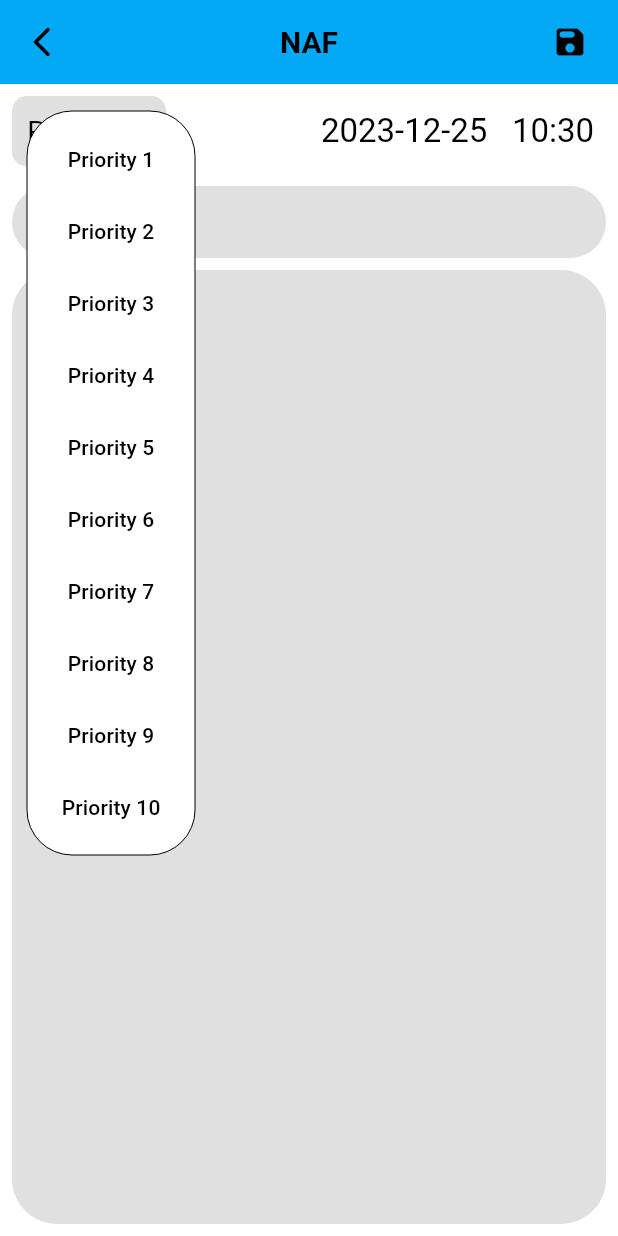
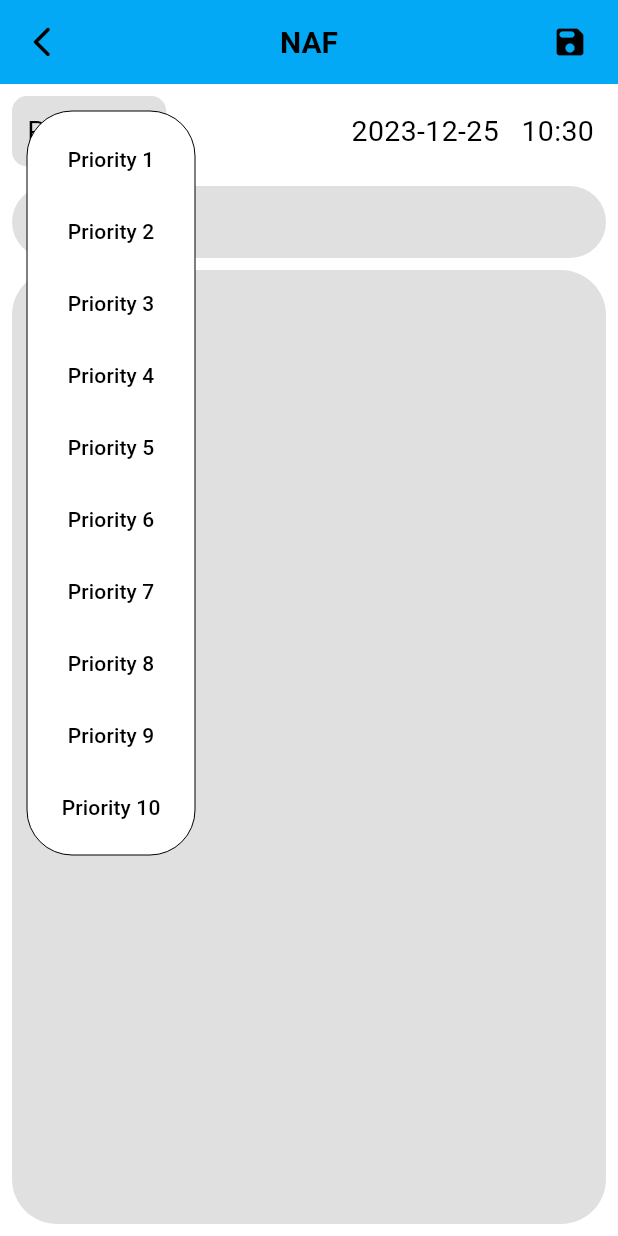
Before and after one commit to hesham04Dev/KAF, a Flutter app: the EditNote screen opened directly, after a tap on an icon or button, on a phone screen of 412 x 824 dp. Run offline on Flutter 3.47's test engine with Material 2 defaults, Android fonts, the phone set to English and light mode, and no system bars; drawn by our look-alikes of dynamic_color; our stand-ins replace date_format, device_info_plus, file_picker, isar, permission_handler, shared_preferences; accounts and stored records are empty; generated files the repository leaves out were written again; Roboto replaces fonts that are missing (Noto).

Commit message:
bug fixes

```diff
--- a/lib/models/AutoDirectionTextField.dart
+++ b/lib/models/AutoDirectionTextField.dart
@@ -6,7 +6,7 @@ import 'AutoDirection.dart';
 class AutoDirectionTextField extends StatefulWidget {
   final TextEditingController controller;
   final Map<String, String> locale;
-  final String hintText;
+  final String? hintText;
   final bool isUnderLinedBorder;
   final int? maxLines;
   final TextStyle? style;
@@ -15,7 +15,7 @@ class AutoDirectionTextField extends StatefulWidget {
       {super.key,
       required this.controller,
       required this.locale,
-      required this.hintText,
+      this.hintText,
       this.isUnderLinedBorder = true,
       this.maxLines = 1,
       this.style});
@@ -39,7 +39,8 @@ class _AutoDirectionTextFormFieldState extends State<AutoDirectionTextField> {
           setState(() {});
         },
         decoration: InputDecoration(
-            hintText: widget.locale[widget.hintText]!,
+            hintText:
+                widget.hintText == null ? "" : widget.locale[widget.hintText]!,
             border: widget.isUnderLinedBorder ? null : InputBorder.none),
         style: widget.style ?? MediumText(),
       ),
--- a/lib/screens/EditNotePage.dart
+++ b/lib/screens/EditNotePage.dart
@@ -1,5 +1,6 @@
 import 'package:date_format/date_format.dart';
 import 'package:flutter/material.dart';
+import 'package:note_files/models/styles.dart';
 import 'package:note_files/provider/ListViewProvider.dart';
 import 'package:note_files/requiredData.dart';
 import 'package:provider/provider.dart';
@@ -56,7 +57,6 @@ class EditNote extends StatelessWidget {
     ;
     ListViewProvider provider =
         Provider.of<ListViewProvider>(context, listen: false);
-    bool isDark = isDarkMode(context);
 
     /// oldTitle and oldContent are the text written in the note
     oldTitle == null ? null : titleController.text = oldTitle!;
@@ -152,16 +152,7 @@ class EditNote extends StatelessWidget {
           ),
           body: Padding(
             padding: const EdgeInsets.all(8.0),
-            child: /*Container(
-              decoration: BoxDecoration(
-                  color: isDark == true
-                      ? Colors.white10
-                      : Theme.of(context).primaryColor.withOpacity(0.2),
-                  borderRadius: BorderRadius.circular(10)),
-              child: Padding(
-                padding: const EdgeInsets.all(8.0),
-                child:*/
-                Column(
+            child: Column(
               children: [
                 Row(
                   mainAxisAlignment: MainAxisAlignment.spaceBetween,
@@ -169,8 +160,7 @@ class EditNote extends StatelessWidget {
                     Container(
                       padding: EdgeInsets.all(10),
                       decoration: BoxDecoration(
-                          color: Colors
-                              .black12, //priorityColors[priority ?? 1 - 1],
+                          color: Colors.black12,
                           borderRadius: BorderRadius.circular(10)),
                       child: PriorityMenu(
                         priority: priority,
@@ -190,7 +180,7 @@ class EditNote extends StatelessWidget {
                           ":",
                           nn
                         ]).toString(),
-                        style: Theme.of(context).textTheme.titleLarge,
+                        style: MediumText(),
                       ),
                     ),
                   ],
@@ -214,7 +204,7 @@ class EditNote extends StatelessWidget {
                 Expanded(
                   child: Container(
                     decoration: BoxDecoration(
-                        color: isDark == true ? Colors.white10 : Colors.black12,
+                        color: Colors.black12,
                         borderRadius: BorderRadius.circular(30)),
                     padding: EdgeInsets.all(5),
                     child: ListView(children: [
@@ -233,16 +223,8 @@ class EditNote extends StatelessWidget {
               ],
             ),
           ),
-          /*),
-          ),*/
         ),
       ),
     );
   }
-
-  @override
-  void dispose() {
-    titleController.dispose();
-    noteTextController.dispose();
-  }
 }
--- a/lib/screens/PriorityPage.dart
+++ b/lib/screens/PriorityPage.dart
@@ -65,7 +65,7 @@ class _priorityScreenState extends State<priorityScreen> {
           if (snapshot.hasData) {
             _listNotes = context.watch<PriorityProvider>().listNotes;
             return Padding(
-              padding: const EdgeInsets.all(8.0),
+              padding: const EdgeInsets.all(15.0),
               child: ListView.builder(
                 itemBuilder: (context, index) => NoteButton(
                     isPriorityPageOpened: true,
--- a/lib/screens/randomNotes.dart
+++ b/lib/screens/randomNotes.dart
@@ -45,10 +45,13 @@ class _RandomNotesState extends State<RandomNotes> {
           if (snapshot.hasData) {
             if (note != null) {
               return Padding(
-                padding: const EdgeInsets.all(20.0),
+                padding: const EdgeInsets.all(8.0),
                 child: Column(
+                  crossAxisAlignment: CrossAxisAlignment.center,
+                  mainAxisSize: MainAxisSize.max,
                   children: [
                     const SizedBox(
+                      width: double.infinity,
                       height: 10,
                     ),
                     // NoteButton(priority: note.priority, noteTitle: note.title?? "", noteTime: note.date??"", noteContent: note.content??"", noteId: note.id, titleDirection: note.isTitleRtl, contentDirection: note.isContentRtl),
```
Also changed, not shown: lib/models/FolderNameDialog.dart (+21 -4 lines), lib/models/NoteButton.dart (+6 -2 lines), lib/screens/NotePage.dart (+11 -5 lines), lib/screens/homePageBody.dart (+9 -14 lines), lib/screens/settings.dart (+6 -9 lines).
